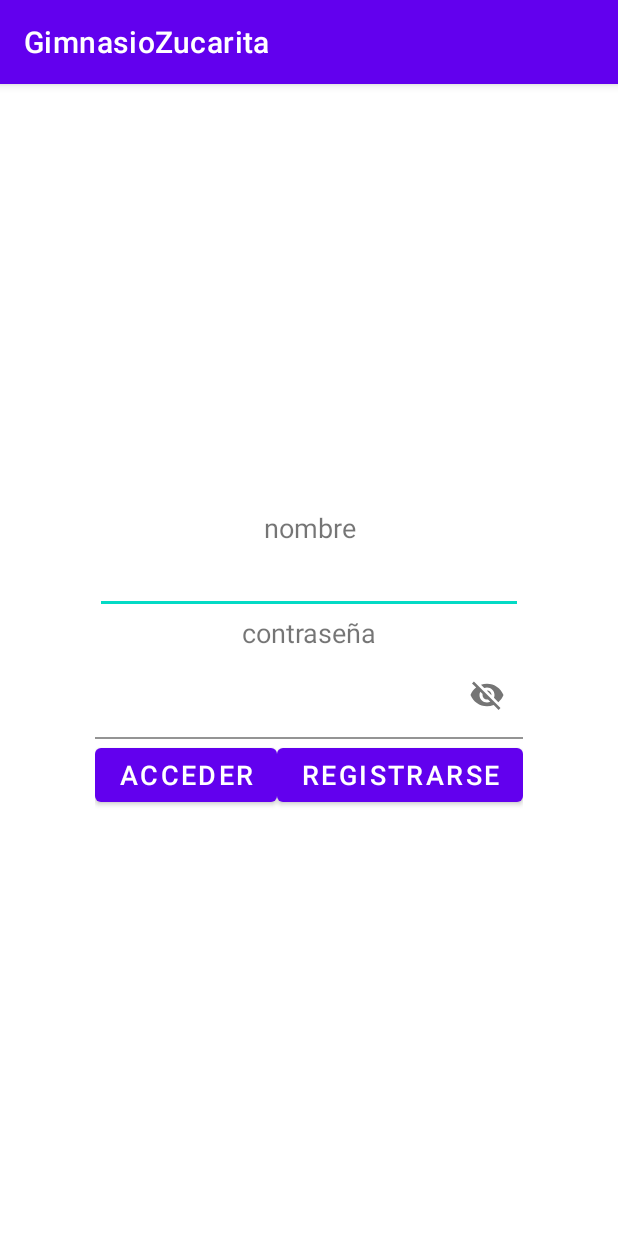
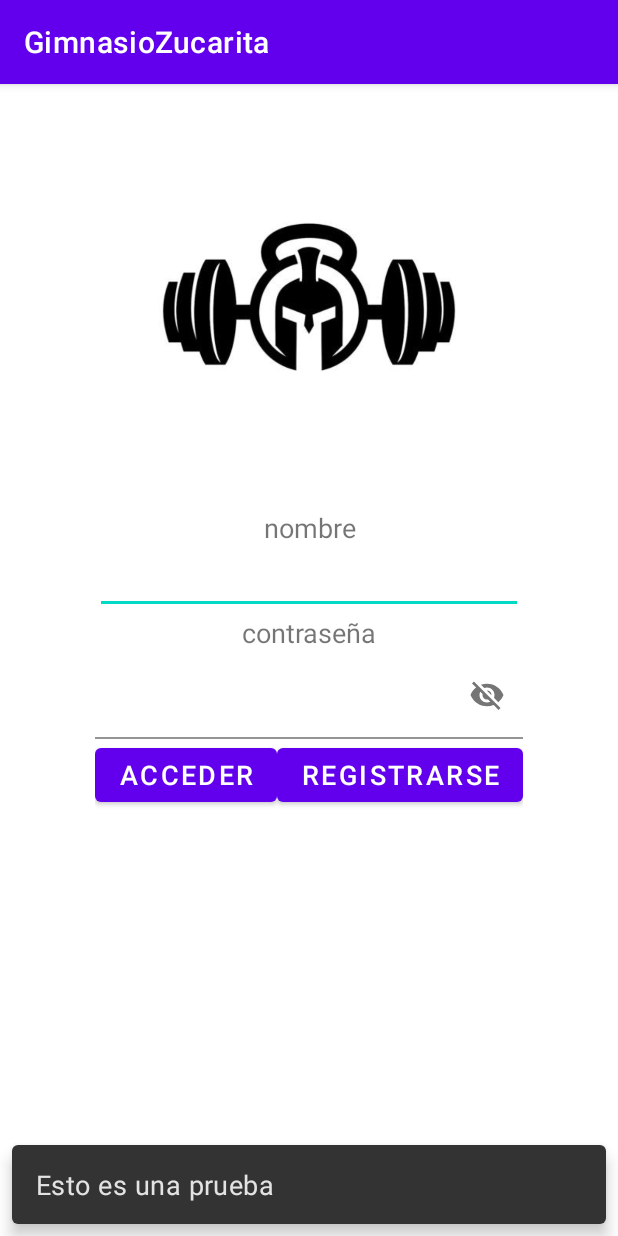
Before and after one commit to loleandote/GestionCliente, an Android app: the screen it shows after launch (MainActivity), after a tap on "ACCEDER", on a phone screen of 412 x 824 dp. Run offline under Robolectric (Android 15) with nearby library versions, the phone set to English and light mode, and no system bars; 1 statement that could not run was skipped; 1 other tap on this screen came first.

Commit message:
Icono actualizado2

```diff
--- a/app/src/main/java/com/example/gestioncliente/Inicio/FragmentLogin.java
+++ b/app/src/main/java/com/example/gestioncliente/Inicio/FragmentLogin.java
@@ -20,6 +20,7 @@ import com.example.gestioncliente.Datos.Rol;
 import com.example.gestioncliente.Datos.Usuario;
 import com.example.gestioncliente.MainActivity;
 import com.example.gestioncliente.R;
+import com.google.android.material.snackbar.Snackbar;
 
 import java.util.ArrayList;
 import java.util.EmptyStackException;
@@ -73,6 +74,8 @@ public class FragmentLogin extends Fragment {
         return vista;
     }
     private void obtenerUsuario(String nombre, String contraseña){
+        Snackbar.make(vista, "Esto es una prueba", Snackbar.LENGTH_LONG)
+                .show();
         apiUsuario apiUsuario = mainActivity.retrofit.create(com.example.gestioncliente.Conexión.apiUsuario.class);
         Call<ArrayList<Usuario>> respuesta=apiUsuario.obtenerUsuario(nombre, contraseña, false, false, true);
        // Call<ArrayList<Usuario>> respuesta=apiUsuario.obtenerUsuario();
@@ -88,7 +91,8 @@ public class FragmentLogin extends Fragment {
                             startActivity(intent);
                     }
                 }
-
+                Snackbar.make(vista, "Esto es una prueba", Snackbar.LENGTH_LONG)
+                        .show();
 
             }
 
--- a/app/src/main/res/layout/fragment_login.xml
+++ b/app/src/main/res/layout/fragment_login.xml
@@ -10,22 +10,29 @@
         android:layout_width="match_parent"
         android:layout_height="match_parent">
 
+        <ImageView
+            android:layout_width="match_parent"
+            android:layout_height="200dp"
+            android:src="@drawable/logo_gimnasio"
+            app:layout_constraintBottom_toTopOf="@+id/linearLayout3"
+            app:layout_constraintTop_toTopOf="parent" />
+
         <LinearLayout
+            android:id="@+id/linearLayout3"
             android:layout_width="wrap_content"
             android:layout_height="wrap_content"
             android:orientation="vertical"
             app:layout_constraintBottom_toBottomOf="parent"
             app:layout_constraintEnd_toEndOf="parent"
             app:layout_constraintStart_toStartOf="parent"
-            app:layout_constraintTop_toTopOf="parent"
-            >
+            app:layout_constraintTop_toTopOf="parent">
 
             <TextView
                 android:layout_width="match_parent"
                 android:layout_height="wrap_content"
-                android:textAlignment="center"
+                android:gravity="center_horizontal"
                 android:text="@string/NombreLogin"
-                android:gravity="center_horizontal" />
+                android:textAlignment="center" />
 
             <EditText
                 android:id="@+id/nombreEditText"
@@ -35,9 +42,10 @@
             <TextView
                 android:layout_width="match_parent"
                 android:layout_height="wrap_content"
-                android:textAlignment="center"
+                android:gravity="center_horizontal"
                 android:text="@string/ContraseñaLogin"
-                android:gravity="center_horizontal" />
+                android:textAlignment="center" />
+
             <com.google.android.material.textfield.TextInputLayout
                 android:layout_width="match_parent"
                 android:layout_height="wrap_content"
@@ -49,23 +57,24 @@
                     android:layout_height="wrap_content"
                     android:background="@color/white"
                     android:inputType="textPassword"
-                    android:textSize="18dp"
-                    />
+                    android:textSize="18dp" />
             </com.google.android.material.textfield.TextInputLayout>
 
             <LinearLayout
                 android:layout_width="wrap_content"
                 android:layout_height="wrap_content">
+
                 <Button
                     android:id="@+id/EntrarButton"
                     android:layout_width="wrap_content"
                     android:layout_height="wrap_content"
-                    android:text="@string/AccederLogin"/>
+                    android:text="@string/AccederLogin" />
+
                 <Button
                     android:id="@+id/IrRegistroFragmentButton"
                     android:layout_width="wrap_content"
                     android:layout_height="wrap_content"
-                    android:text="@string/RegistroLogin"/>
+                    android:text="@string/RegistroLogin" />
             </LinearLayout>
         </LinearLayout>
 
```
Also changed, not shown: app/src/main/res/drawable/logo_gimnasio.jpg (added).
